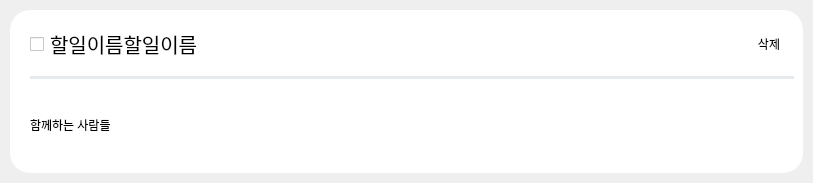
Above: main_code/front/ui/todo_list.ui from guaba98/TeamCollaborationTool before the change. Below: the same form after it.
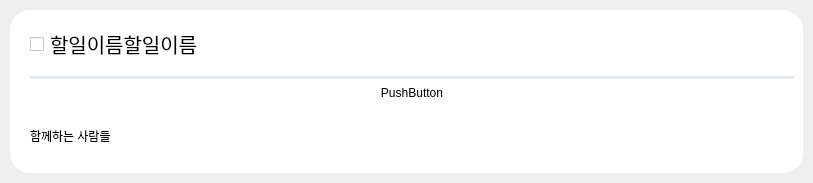
That is the form after the change. Icons and pictures are not drawn.

```diff
--- a/main_code/front/ui/todo_list.ui
+++ b/main_code/front/ui/todo_list.ui
@@ -92,7 +92,17 @@
            </size>
           </property>
           <property name="text">
-           <string>삭제</string>
+           <string/>
+          </property>
+          <property name="icon">
+           <iconset resource="../src_img/my_qrc.qrc">
+            <normaloff>:/newPrefix/close.png</normaloff>:/newPrefix/close.png</iconset>
+          </property>
+          <property name="iconSize">
+           <size>
+            <width>20</width>
+            <height>20</height>
+           </size>
           </property>
          </widget>
         </item>
@@ -108,6 +118,13 @@
         </property>
        </widget>
       </item>
+      <item>
+       <widget class="QPushButton" name="pushButton">
+        <property name="text">
+         <string>PushButton</string>
+        </property>
+       </widget>
+      </item>
       <item>
        <widget class="QLabel" name="people_lab">
         <property name="text">
```
Left out of the diff: 4 changed lines with no effect on the pictures.
